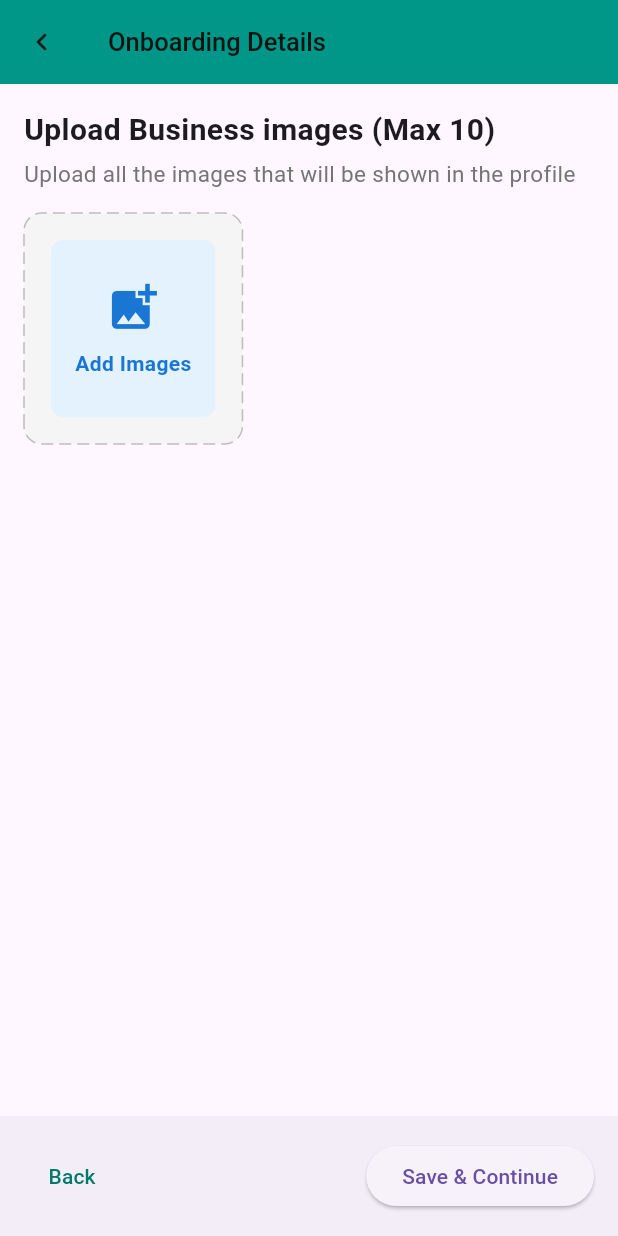
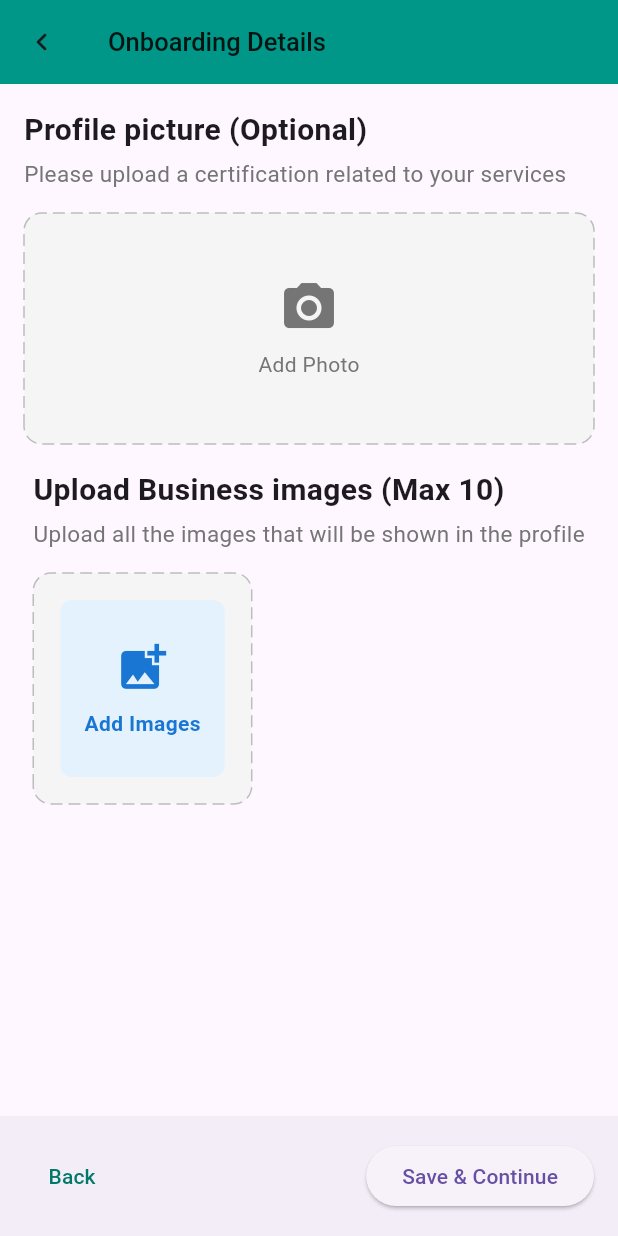
Before and after one commit to sandeepraju124/backend, a Flutter app: the CustomOnboardingService screen opened directly, swiped to page 3, on a phone screen of 412 x 824 dp. Run offline on Flutter 3.47's test engine with Material 3 defaults, Android fonts, the phone set to English and light mode, and no system bars; drawn by our look-alikes of dotted_border; our stand-ins replace carousel_slider, firebase_auth, firebase_core, fl_chart, flare_flutter, flutter_rating_bar and 14 more; missing offline and left inert: google_maps_webservice, razorpay_flutter, time_range_picker; accounts and stored records are empty; network calls fail.

Commit message:
fixed business edit info fix

```diff
--- a/lib/register/onboardingtest.dart
+++ b/lib/register/onboardingtest.dart
@@ -1532,6 +1532,10 @@ class _CustomOnboardingServiceState extends State<CustomOnboardingService> {
         ]);
       default:
         return Column(children: [
+          _profilePictureUpload(),
+          SizedBox(
+            height: 16,
+          ),
           _multiSelectUpload(),
         ]);
     }
@@ -1548,71 +1552,127 @@ class _CustomOnboardingServiceState extends State<CustomOnboardingService> {
     );
   }
 
+  // Widget _profilePictureUpload() {
+  //   return Column(
+  //     children: [
+  //       Align(
+  //           alignment: Alignment.topLeft,
+  //           child: Text(
+  //             "Profile picture (Optional)",
+  //             style: TextStyle(fontSize: 23),
+  //           )),
+  //       const SizedBox(
+  //         height: 2,
+  //       ),
+  //       const Align(
+  //           alignment: Alignment.topLeft,
+  //           child: Text(
+  //             "please upload a certification related your services",
+  //             style: TextStyle(color: Colors.grey),
+  //           )),
+  //       const SizedBox(
+  //         height: 8,
+  //       ),
+  //       Stack(
+  //         alignment: AlignmentDirectional.center,
+  //         children: [
+  //           DottedBorder(
+  //               // dashPattern: [1,3],
+  //               strokeWidth: 1,
+  //               color: Colors.grey,
+  //               child: Container(
+  //                 height: 120,
+  //                 // color: Colors.grey,
+  //               )),
+  //           InkWell(
+  //             onTap: () {
+  //               pickImage(ImageSource.gallery, "_profileimage");
+  //             },
+  //             child: _profileimage == null
+  //                 ? DottedBorder(
+  //                     strokeWidth: 1,
+  //                     color: Colors.grey,
+  //                     child: Container(
+  //                       color: Colors.blue[50],
+  //                       height: 75,
+  //                       width: 75,
+  //                       child: Column(
+  //                           mainAxisAlignment: MainAxisAlignment.spaceEvenly,
+  //                           // crossAxisAlignment:CrossAxisAlignment.stretch ,
+  //                           children: const [
+  //                             Icon(Icons.camera_alt),
+  //                             Text("Add Photo"),
+  //                           ]),
+  //                     ),
+  //                   )
+  //                 : SizedBox(
+  //                     height: 75,
+  //                     width: 75,
+  //                     child: Image.file(_profileimage!, fit: BoxFit.fill),
+  //                   ),
+  //           ),
+  //         ],
+  //       ),
+  //     ],
+  //   );
+  // }
   Widget _profilePictureUpload() {
     return Column(
+      crossAxisAlignment: CrossAxisAlignment.start,
       children: [
-        Align(
-            alignment: Alignment.topLeft,
-            child: Text(
-              "Profile picture (Optional)",
-              style: TextStyle(fontSize: 23),
-            )),
-        const SizedBox(
-          height: 2,
-        ),
-        const Align(
-            alignment: Alignment.topLeft,
-            child: Text(
-              "please upload a certification related your services",
-              style: TextStyle(color: Colors.grey),
-            )),
-        const SizedBox(
-          height: 8,
-        ),
-        Stack(
-          alignment: AlignmentDirectional.center,
-          children: [
-            DottedBorder(
-                // dashPattern: [1,3],
-                strokeWidth: 1,
-                color: Colors.grey,
-                child: Container(
-                  height: 120,
-                  // color: Colors.grey,
-                )),
-            InkWell(
-              onTap: () {
-                pickImage(ImageSource.gallery, "_profileimage");
-              },
-              child: _profileimage == null
-                  ? DottedBorder(
-                      strokeWidth: 1,
-                      color: Colors.grey,
-                      child: Container(
-                        color: Colors.blue[50],
-                        height: 75,
-                        width: 75,
-                        child: Column(
-                            mainAxisAlignment: MainAxisAlignment.spaceEvenly,
-                            // crossAxisAlignment:CrossAxisAlignment.stretch ,
-                            children: const [
-                              Icon(Icons.camera_alt),
-                              Text("Add Photo"),
-                            ]),
+        Text(
+          "Profile picture (Optional)",
+          style: TextStyle(fontSize: 20, fontWeight: FontWeight.bold),
+        ),
+        SizedBox(height: 4),
+        Text(
+          "Please upload a certification related to your services",
+          style: TextStyle(color: Colors.grey[600], fontSize: 15),
+        ),
+        SizedBox(height: 16),
+        Container(
+          decoration: BoxDecoration(
+            color: Colors.grey[100],
+            borderRadius: BorderRadius.circular(12),
+          ),
+          child: DottedBorder(
+            borderType: BorderType.RRect,
+            radius: Radius.circular(12),
+            color: Colors.grey[400]!,
+            strokeWidth: 1,
+            dashPattern: [8, 4],
+            child: Container(
+              height: 150,
+              padding: EdgeInsets.all(16),
+              child: Center(
+                child: InkWell(
+                  onTap: () {
+                    pickImage(ImageSource.gallery, "_profileimage");
+                  },
+                  child: _profileimage == null
+                      ? Column(
+                    mainAxisAlignment: MainAxisAlignment.center,
+                    children: [
+                      Icon(Icons.camera_alt, size: 40, color: Colors.grey[600]),
+                      SizedBox(height: 8),
+                      Text(
+                        "Add Photo",
+                        style: TextStyle(color: Colors.grey[600]),
                       ),
-                    )
-                  : SizedBox(
-                      height: 75,
-                      width: 75,
-                      child: Image.file(_profileimage!, fit: BoxFit.fill),
-                    ),
-            ),
-          ],
+                    ],
+                  )
+                      : ClipRRect(
+                    borderRadius: BorderRadius.circular(8),
+                    child: Image.file(_profileimage!, fit: BoxFit.cover, width: 100, height: 100),
+                  ),
+                ),
+              ),
+            ),
+          ),
         ),
       ],
     );
   }
-
   Widget _certificationUpload() {
     return Column(
       children: [
--- a/lib/widgets/Businessinfo.dart
+++ b/lib/widgets/Businessinfo.dart
@@ -511,7 +511,7 @@ class _BasicInfoFormState extends State<BasicInfoForm> {
                 width: 200,
                 child: ElevatedButton(
                   onPressed: () async {
-                    if (_formKey.currentState!.validate()) {
+                    // if (_formKey.currentState!.validate()) {
                       SharedPreferences prefs =
                           await SharedPreferences.getInstance();
                       String? businessUid = prefs.getString('businessUid');
@@ -532,7 +532,7 @@ class _BasicInfoFormState extends State<BasicInfoForm> {
                         showSnackBar(context, "Profile Updated Successfully");
                         Navigator.pop(context);
                       }
-                    }
+                    // }
                   },
                   style: ElevatedButton.styleFrom(
                     backgroundColor: Colors.teal,
```
